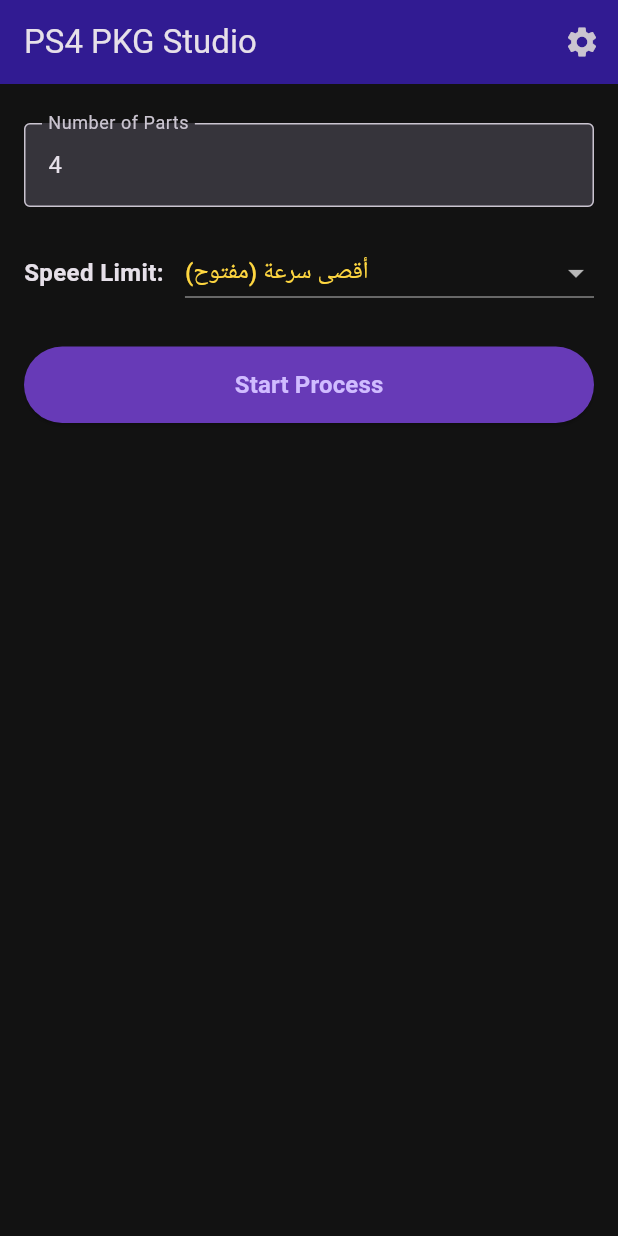
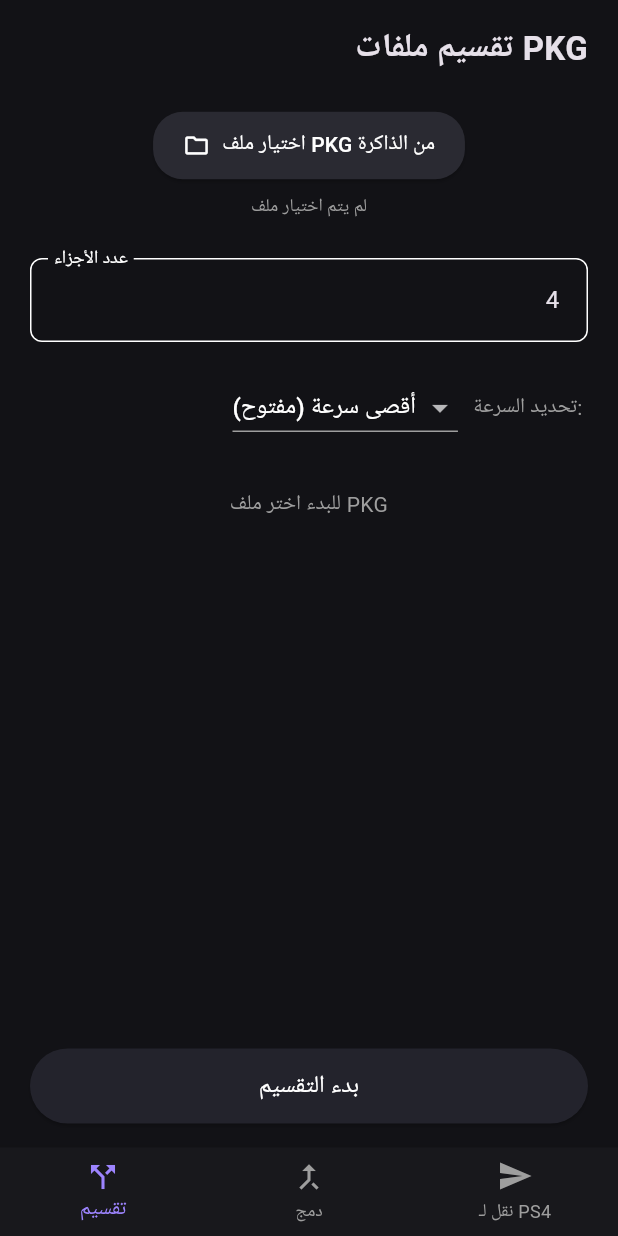
Before and after one commit to 20091211mn/PS4_PKG_Tool, a Flutter app: the screen it shows after launch, on a phone screen of 412 x 824 dp. Run offline on Flutter 3.47's test engine with Material 3 defaults, Android fonts, the phone set to English and light mode, and no system bars; our stand-ins replace permission_handler; project files that could hold a hidden picture were left out.

Commit message:
UI update matching screenshot with active tabs for Split, Merge, and Send to PS4

```diff
--- a/lib/main.dart
+++ b/lib/main.dart
@@ -1,4 +1,5 @@
 import 'dart:io';
+import 'dart:convert';
 import 'package:flutter/material.dart';
 import 'package:permission_handler/permission_handler.dart';
 
@@ -7,67 +8,93 @@
   runApp(const PS4PkgStudioApp());
 }
 
-class PS4PkgStudioApp extends StatefulWidget {
+class PS4PkgStudioApp extends StatelessWidget {
   const PS4PkgStudioApp({super.key});
-
-  static _PS4PkgStudioAppState of(BuildContext context) =>
-      context.findAncestorStateOfType<_PS4PkgStudioAppState>()!;
-
-  @override
-  State<PS4PkgStudioApp> createState() => _PS4PkgStudioAppState();
-}
-
-class _PS4PkgStudioAppState extends State<PS4PkgStudioApp> {
-  ThemeMode _themeMode = ThemeMode.dark;
-  Locale _locale = const Locale('ar');
-
-  void toggleTheme(bool isDark) {
-    setState(() {
-      _themeMode = isDark ? ThemeMode.dark : ThemeMode.light;
-    });
-  }
-
-  void changeLanguage(String langCode) {
-    setState(() {
-      _locale = Locale(langCode);
-    });
-  }
 
   @override
   Widget build(BuildContext context) {
     return MaterialApp(
-      title: 'PS4 PKG Studio',
+      title: 'تقسيم ملفات PKG',
       debugShowCheckedModeBanner: false,
-      themeMode: _themeMode,
-      locale: _locale,
-      theme: ThemeData(
-        brightness: Brightness.light,
-        primarySwatch: Colors.deepPurple,
-        useMaterial3: true,
+      theme: ThemeData.dark().copyWith(
+        scaffoldBackgroundColor: const Color(0xFF121216),
+        primaryColor: const Color(0xFF6C5CE7),
+        colorScheme: const ColorScheme.dark(
+          primary: Color(0xFF6C5CE7),
+          surface: Color(0xFF1E1E24),
         ),
-      darkTheme: ThemeData(
-        brightness: Brightness.dark,
-        primaryColor: Colors.deepPurple,
-        scaffoldBackgroundColor: const Color(0xFF121212),
-        useMaterial3: true,
       ),
-      home: const OriginalStudioUI(),
+      home: const MainTabScreen(),
     );
   }
 }
 
-class OriginalStudioUI extends StatefulWidget {
-  const OriginalStudioUI({super.key});
+class MainTabScreen extends StatefulWidget {
+  const MainTabScreen({super.key});
 
   @override
-  State<OriginalStudioUI> createState() => _OriginalStudioUIState();
+  State<MainTabScreen> createState() => _MainTabScreenState();
 }
 
-class _OriginalStudioUIState extends State<OriginalStudioUI> {
+class _MainTabScreenState extends State<MainTabScreen> {
+  int _currentIndex = 0;
+
+  final List<Widget> _screens = const [
+    SplitTab(),
+    MergeTab(),
+    SendPs4Tab(),
+  ];
+
+  @override
+  Widget build(BuildContext context) {
+    return Scaffold(
+      body: SafeArea(child: _screens[_currentIndex]),
+      bottomNavigationBar: BottomNavigationBar(
+        currentIndex: _currentIndex,
+        onTap: (index) {
+          setState(() {
+            _currentIndex = index;
+          });
+        },
+        backgroundColor: const Color(0xFF18181C),
+        selectedItemColor: const Color(0xFF9D84FF),
+        unselectedItemColor: Colors.grey,
+        items: const [
+          BottomNavigationBarItem(
+            icon: Icon(Icons.call_split),
+            label: 'تقسيم',
+          ),
+          BottomNavigationBarItem(
+            icon: Icon(Icons.merge_type),
+            label: 'دمج',
+          ),
+          BottomNavigationBarItem(
+            icon: Icon(Icons.send),
+            label: 'نقل لـ PS4',
+          ),
+        ],
+      ),
+    );
+  }
+}
+
+// ----------------------------------------------------
+// 1. تبويب التقسيم (طابق الصورة المرفقة)
+// ----------------------------------------------------
+class SplitTab extends StatefulWidget {
+  const SplitTab({super.key});
+
+  @override
+  State<SplitTab> createState() => _SplitTabState();
+}
+
+class _SplitTabState extends State<SplitTab> {
   final TextEditingController _partsController = TextEditingController(text: '4');
+  String _selectedFilePath = '';
   String _selectedSpeed = 'أقصى سرعة (مفتوح)';
-  String _statusMessage = '';
+  String _statusMessage = 'للبدء اختر ملف PKG';
   bool _isProcessing = false;
+  double _progress = 0.0;
 
   final List<String> _speedOptions = [
     'أقصى سرعة (مفتوح)',
@@ -75,52 +102,83 @@
     'منخفضة (10 MB/s)',
   ];
 
-  @override
-  void initState() {
-    super.initState();
-    _requestStoragePermissions();
+  Future<void> _pickFile() async {
+    if (Platform.isAndroid) {
+      await [Permission.storage, Permission.manageExternalStorage].request();
+    }
+    // مسار افتراضي للتجربة على الأندرويد
+    setState(() {
+      _selectedFilePath = '/storage/emulated/0/Download/game.pkg';
+      _statusMessage = 'تم اختيار الملف جاهز للتقسيم';
+    });
   }
 
-  Future<void> _requestStoragePermissions() async {
-    if (Platform.isAndroid) {
-      await [
-        Permission.storage,
-        Permission.manageExternalStorage,
-      ].request();
-    }
+  Future<void> _startSplit() async {
+    if (_selectedFilePath.isEmpty) {
+      setState(() {
+        _statusMessage = 'يرجى اختيار ملف PKG أولاً!';
+      });
+      return;
     }
 
-  // استخدام مسار التنزيلات الصحيح بدلاً من /sdcard المرفوض من أندرويد
-  String get _workingPath {
-    if (Platform.isAndroid) {
-      return '/storage/emulated/0/Download';
-    }
-    return Directory.current.path;
+    final file = File(_selectedFilePath);
+    if (!await file.exists()) {
+      setState(() {
+        _statusMessage = 'الملف المحدد غير موجود في الذاكرة';
+      });
+      return;
     }
 
-  Future<void> _startProcess() async {
-    await _requestStoragePermissions();
-
+    final partsCount = int.tryParse(_partsController.text.trim()) ?? 4;
     setState(() {
       _isProcessing = true;
-      _statusMessage = '';
+      _progress = 0.0;
+      _statusMessage = 'جاري تقسيم الملف إلى $partsCount أجزاء...';
     });
 
     try {
-      final saveDir = Directory(_workingPath);
-      if (!await saveDir.exists()) {
-        await saveDir.create(recursive: true);
+      final totalBytes = await file.length();
+      final chunkSize = (totalBytes / partsCount).ceil();
+
+      final inputStream = file.openRead();
+      int partIndex = 0;
+      int bytesWrittenCurrentPart = 0;
+      int totalBytesRead = 0;
+
+      IOSink? currentSink;
+
+      await for (List<int> chunk in inputStream) {
+        if (currentSink == null || bytesWrittenCurrentPart >= chunkSize) {
+          if (currentSink != null) {
+            await currentSink.flush();
+            await currentSink.close();
+          }
+          final partPath = '$_selectedFilePath.part$partIndex';
+          currentSink = File(partPath).openWrite();
+          partIndex++;
+          bytesWrittenCurrentPart = 0;
         }
 
-      // محاكاة أو تنفيذ عملية المعالجة في المسار الصحيح
-      await Future.delayed(const Duration(seconds: 1));
+        currentSink.add(chunk);
+        bytesWrittenCurrentPart += chunk.length;
+        totalBytesRead += chunk.length;
 
         setState(() {
-        _statusMessage = 'تمت العملية بنجاح في المسار: $_workingPath';
+          _progress = totalBytesRead / totalBytes;
+        });
+      }
+
+      if (currentSink != null) {
+        await currentSink.flush();
+        await currentSink.close();
+      }
+
+      setState(() {
+        _statusMessage = 'تم تقسيم الملف بنجاح إلى $partIndex أجزاء!';
       });
     } catch (e) {
       setState(() {
-        _statusMessage = 'خطأ: $e';
+        _statusMessage = 'حدث خطأ أثناء التقسيم: $e';
       });
     } finally {
       setState(() {
@@ -131,173 +189,301 @@
 
   @override
   Widget build(BuildContext context) {
-    final isAr = Localizations.localeOf(context).languageCode == 'ar';
-
-    return Scaffold(
-      appBar: AppBar(
-        title: Text(isAr ? 'PS4 PKG Studio' : 'PS4 PKG Studio'),
-        backgroundColor: Colors.deepPurple.shade900,
-        actions: [
-          IconButton(
-            icon: const Icon(Icons.settings),
-            tooltip: isAr ? 'الإعدادات' : 'Settings',
-            onPressed: () {
-              Navigator.push(
-                context,
-                MaterialPageRoute(builder: (context) => const SettingsScreen()),
-              );
-            },
-          ),
-        ],
-      ),
-      body: SingleChildScrollView(
-        padding: const EdgeInsets.all(16.0),
+    return Padding(
+      padding: const EdgeInsets.symmetric(horizontal: 20.0, vertical: 16.0),
       child: Column(
         crossAxisAlignment: CrossAxisAlignment.stretch,
         children: [
-            const SizedBox(height: 10),
+          const Text(
+            'تقسيم ملفات PKG',
+            style: TextStyle(fontSize: 22, fontWeight: FontWeight.bold),
+            textAlign: TextAlign.right,
+          ),
+          const SizedBox(height: 25),
 
-            // 1. مربع إدخال الأجزاء (الموجود في الصورة)
+          // زر اختيار ملف من الذاكرة
+          Center(
+            child: ElevatedButton.icon(
+              style: ElevatedButton.styleFrom(
+                backgroundColor: const Color(0xFF2A2A32),
+                foregroundColor: Colors.white,
+                padding: const EdgeInsets.symmetric(horizontal: 20, vertical: 12),
+                shape: RoundedRectangleBorder(
+                  borderRadius: BorderRadius.circular(20),
+                ),
+              ),
+              onPressed: _pickFile,
+              icon: const Icon(Icons.folder_outlined),
+              label: const Text('اختيار ملف PKG من الذاكرة'),
+            ),
+          ),
+          const SizedBox(height: 8),
+          Text(
+            _selectedFilePath.isEmpty ? 'لم يتم اختيار ملف' : _selectedFilePath,
+            style: const TextStyle(color: Colors.grey, fontSize: 12),
+            textAlign: TextAlign.center,
+          ),
+          const SizedBox(height: 25),
+
+          // حقل عدد الأجزاء
           TextField(
             controller: _partsController,
             keyboardType: TextInputType.number,
+            textAlign: TextAlign.right,
             decoration: InputDecoration(
-                labelText: isAr ? 'عدد الأجزاء' : 'Number of Parts',
-                border: const OutlineInputBorder(),
-                filled: true,
+              labelText: 'عدد الأجزاء',
+              alignLabelWithHint: true,
+              border: OutlineInputBorder(
+                borderRadius: BorderRadius.circular(8),
+              ),
             ),
           ),
           const SizedBox(height: 20),
 
-            // 2. القائمة المنسدلة للسرعة (الموجودة في الصورة)
+          // تحديد السرعة
           Row(
+            mainAxisAlignment: MainAxisAlignment.end,
             children: [
-                Text(
-                  isAr ? 'تحديد السرعة: ' : 'Speed Limit: ',
-                  style: const TextStyle(fontSize: 16, fontWeight: FontWeight.bold),
-                ),
-                const SizedBox(width: 10),
-                Expanded(
-                  child: DropdownButton<String>(
+              DropdownButton<String>(
                 value: _selectedSpeed,
-                    isExpanded: true,
+                dropdownColor: const Color(0xFF1E1E24),
+                underline: Container(height: 1, color: Colors.grey),
                 items: _speedOptions.map((String value) {
                   return DropdownMenuItem<String>(
                     value: value,
-                        child: Text(value, style: const TextStyle(color: Colors.amberAccent)),
+                    child: Text(value, style: const TextStyle(color: Colors.white)),
                   );
                 }).toList(),
-                    onChanged: (newValue) {
-                      if (newValue != null) {
-                        setState(() {
-                          _selectedSpeed = newValue;
-                        });
-                      }
+                onChanged: (val) {
+                  if (val != null) setState(() => _selectedSpeed = val);
                 },
               ),
-                ),
+              const SizedBox(width: 10),
+              const Text('تحديد السرعة: ', style: TextStyle(color: Colors.grey)),
             ],
           ),
-            const SizedBox(height: 25),
+          const SizedBox(height: 20),
 
-            ElevatedButton(
+          // شريط التقدم إن وجد
+          if (_isProcessing)
+            LinearProgressIndicator(value: _progress, color: const Color(0xFF6C5CE7)),
+
+          const SizedBox(height: 10),
+          Text(
+            _statusMessage,
+            textAlign: TextAlign.center,
+            style: const TextStyle(color: Colors.grey, fontSize: 14),
+          ),
+
+          const Spacer(),
+
+          // زر بدء التقسيم العريض السفلي
+          SizedBox(
+            height: 50,
+            child: ElevatedButton(
               style: ElevatedButton.styleFrom(
-                backgroundColor: Colors.deepPurple,
-                padding: const EdgeInsets.symmetric(vertical: 14),
-              ),
-              onPressed: _isProcessing ? null : _startProcess,
-              child: _isProcessing
-                  ? const CircularProgressIndicator(color: Colors.white)
-                  : Text(
-                      isAr ? 'بدء العملية' : 'Start Process',
-                      style: const TextStyle(fontSize: 16, fontWeight: FontWeight.bold),
+                backgroundColor: const Color(0xFF23232C),
+                foregroundColor: Colors.white,
+                shape: RoundedRectangleBorder(
+                  borderRadius: BorderRadius.circular(25),
                 ),
               ),
-            const SizedBox(height: 30),
-
-            // 3. خانة عرض الأخطاء/الحالة (الموجودة أسفل الصورة)
-            if (_statusMessage.isNotEmpty)
-              Container(
-                padding: const EdgeInsets.all(12),
-                decoration: BoxDecoration(
-                  color: Colors.black45,
-                  borderRadius: BorderRadius.circular(8),
-                  border: Border.all(
-                    color: _statusMessage.startsWith('خطأ') ? Colors.red : Colors.green,
+              onPressed: _isProcessing ? null : _startSplit,
+              child: const Text('بدء التقسيم', style: TextStyle(fontSize: 16)),
             ),
-                ),
-                child: Text(
-                  _statusMessage,
-                  style: TextStyle(
-                    color: _statusMessage.startsWith('خطأ') ? Colors.redAccent : Colors.lightGreenAccent,
-                    fontFamily: 'monospace',
-                    fontSize: 13,
-                  ),
-                ),
-              ),
-          ],
-        ),
-      ),
-    );
-  }
-}
-
-class SettingsScreen extends StatelessWidget {
-  const SettingsScreen({super.key});
-
-  @override
-  Widget build(BuildContext context) {
-    final appState = PS4PkgStudioApp.of(context);
-    final isDark = Theme.of(context).brightness == Brightness.dark;
-    final isAr = Localizations.localeOf(context).languageCode == 'ar';
-
-    return Scaffold(
-      appBar: AppBar(
-        title: Text(isAr ? 'الإعدادات' : 'Settings'),
-      ),
-      body: ListView(
-        padding: const EdgeInsets.all(16.0),
-        children: [
-          SwitchListTile(
-            title: Text(isAr ? 'الوضع الداكن (Dark Mode)' : 'Dark Mode'),
-            subtitle: Text(isAr ? 'التبديل بين الثيم المظلم والفاتح' : 'Switch dark/light theme'),
-            value: isDark,
-            onChanged: (val) => appState.toggleTheme(val),
-          ),
-          const Divider(),
-          ListTile(
-            title: Text(isAr ? 'اللغة (Language)' : 'Language'),
-            subtitle: Text(isAr ? 'العربية' : 'English'),
-            trailing: DropdownButton<String>(
-              value: Localizations.localeOf(context).languageCode,
-              items: const [
-                DropdownMenuItem(value: 'ar', child: Text('العربية')),
-                DropdownMenuItem(value: 'en', child: Text('English')),
-              ],
-              onChanged: (lang) {
-                if (lang != null) appState.changeLanguage(lang);
-              },
-            ),
-          ),
-          const Divider(),
-          ListTile(
-            leading: const Icon(Icons.security, color: Colors.teal),
-            title: Text(isAr ? 'طلب أذونات الذاكرة' : 'Request Permissions'),
-            subtitle: Text(isAr ? 'الوصول الكامل للذاكرة لتجنب خطأ Creation failed' : 'Fix Creation failed error'),
-            onTap: () async {
-              await [
-                Permission.storage,
-                Permission.manageExternalStorage,
-              ].request();
-              if (context.mounted) {
-                ScaffoldMessenger.of(context).showSnackBar(
-                  SnackBar(content: Text(isAr ? 'تم تحديث الأذونات!' : 'Permissions Updated!')),
-                );
-              }
-            },
           ),
         ],
       ),
     );
   }
 }
+
+// ----------------------------------------------------
+// 2. تبويب الدمج
+// ----------------------------------------------------
+class MergeTab extends StatefulWidget {
+  const MergeTab({super.key});
+
+  @override
+  State<MergeTab> createState() => _MergeTabState();
+}
+
+class _MergeTabState extends State<MergeTab> {
+  final TextEditingController _pathController =
+      TextEditingController(text: '/storage/emulated/0/Download/game.pkg');
+  String _status = 'جاهز لدمج الأجزاء';
+  bool _isProcessing = false;
+
+  Future<void> _startMerge() async {
+    final basePath = _pathController.text.trim();
+    setState(() {
+      _isProcessing = true;
+      _status = 'جاري الدمج...';
+    });
+
+    try {
+      final outputFile = File('${basePath}_merged.pkg');
+      final outputSink = outputFile.openWrite();
+      int index = 0;
+
+      while (true) {
+        final partFile = File('$basePath.part$index');
+        if (!await partFile.exists()) break;
+
+        await outputSink.addStream(partFile.openRead());
+        index++;
+      }
+
+      await outputSink.flush();
+      await outputSink.close();
+
+      setState(() {
+        _status = index > 0 ? 'تم دمج $index جزءاً بنجاح!' : 'لم يتم العثور على أجزاء للدمج.';
+      });
+    } catch (e) {
+      setState(() => _status = 'خطأ أثناء الدمج: $e');
+    } finally {
+      setState(() => _isProcessing = false);
+    }
+  }
+
+  @override
+  Widget build(BuildContext context) {
+    return Padding(
+      padding: const EdgeInsets.all(20.0),
+      child: Column(
+        crossAxisAlignment: CrossAxisAlignment.stretch,
+        children: [
+          const Text('دمج أجزاء PKG',
+              style: TextStyle(fontSize: 22, fontWeight: FontWeight.bold),
+              textAlign: TextAlign.right),
+          const SizedBox(height: 20),
+          TextField(
+            controller: _pathController,
+            textAlign: TextAlign.right,
+            decoration: const InputDecoration(
+              labelText: 'مسار الملف الأساسي',
+              border: OutlineInputBorder(),
+            ),
+          ),
+          const SizedBox(height: 20),
+          Text(_status, textAlign: TextAlign.center, style: const TextStyle(color: Colors.grey)),
+          const Spacer(),
+          SizedBox(
+            height: 50,
+            child: ElevatedButton(
+              style: ElevatedButton.styleFrom(
+                backgroundColor: const Color(0xFF23232C),
+                shape: RoundedRectangleBorder(borderRadius: BorderRadius.circular(25)),
+              ),
+              onPressed: _isProcessing ? null : _startMerge,
+              child: const Text('بدء الدمج'),
+            ),
+          ),
+        ],
+      ),
+    );
+  }
+}
+
+// ----------------------------------------------------
+// 3. تبويب الإرسال إلى PS4
+// ----------------------------------------------------
+class SendPs4Tab extends StatefulWidget {
+  const SendPs4Tab({super.key});
+
+  @override
+  State<SendPs4Tab> createState() => _SendPs4TabState();
+}
+
+class _SendPs4TabState extends State<SendPs4Tab> {
+  final TextEditingController _ipController = TextEditingController(text: '192.168.1.50');
+  final TextEditingController _fileController =
+      TextEditingController(text: '/storage/emulated/0/Download/game.pkg');
+  String _status = 'جاهز للإرسال إلى PS4';
+  bool _isProcessing = false;
+
+  Future<void> _sendToPs4() async {
+    final ip = _ipController.text.trim();
+    final filePath = _fileController.text.trim();
+
+    setState(() {
+      _isProcessing = true;
+      _status = 'جاري الإرسال إلى $ip...';
+    });
+
+    try {
+      final client = HttpClient();
+      client.connectionTimeout = const Duration(seconds: 10);
+      final request = await client.postUrl(Uri.parse('http://$ip:12800/api/install'));
+      request.headers.set('Content-Type', 'application/json');
+
+      final payload = jsonEncode({
+        "type": "direct",
+        "packages": [Uri.file(filePath).toString()]
+      });
+
+      request.write(payload);
+      final response = await request.close();
+
+      setState(() {
+        _status = response.statusCode == 200
+            ? 'تم إرسال حزمة التثبيت إلى PS4 بنجاح!'
+            : 'استجاب الجهاز برمز: ${response.statusCode}';
+      });
+      client.close();
+    } catch (e) {
+      setState(() => _status = 'فشل الاتصال بـ PS4: $e');
+    } finally {
+      setState(() => _isProcessing = false);
+    }
+  }
+
+  @override
+  Widget build(BuildContext context) {
+    return Padding(
+      padding: const EdgeInsets.all(20.0),
+      child: Column(
+        crossAxisAlignment: CrossAxisAlignment.stretch,
+        children: [
+          const Text('نقل لـ PS4',
+              style: TextStyle(fontSize: 22, fontWeight: FontWeight.bold),
+              textAlign: TextAlign.right),
+          const SizedBox(height: 20),
+          TextField(
+            controller: _ipController,
+            keyboardType: TextInputType.datetime,
+            textAlign: TextAlign.right,
+            decoration: const InputDecoration(
+              labelText: 'عنوان IP الخاص بـ PS4',
+              border: OutlineInputBorder(),
+            ),
+          ),
+          const SizedBox(height: 15),
+          TextField(
+            controller: _fileController,
+            textAlign: TextAlign.right,
+            decoration: const InputDecoration(
+              labelText: 'مسار ملف الـ PKG',
+              border: OutlineInputBorder(),
+            ),
+          ),
+          const SizedBox(height: 20),
+          Text(_status, textAlign: TextAlign.center, style: const TextStyle(color: Colors.grey)),
+          const Spacer(),
+          SizedBox(
+            height: 50,
+            child: ElevatedButton(
+              style: ElevatedButton.styleFrom(
+                backgroundColor: const Color(0xFF23232C),
+                shape: RoundedRectangleBorder(borderRadius: BorderRadius.circular(25)),
+              ),
+              onPressed: _isProcessing ? null : _sendToPs4,
+              child: const Text('إرسال إلى PS4'),
+            ),
+          ),
+        ],
+      ),
+    );
+  }
+}
```
Lines whose indentation alone changed are shown as unchanged.
